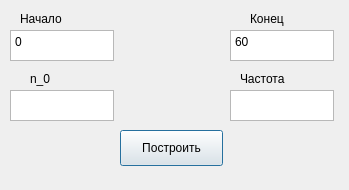
This is ui/DelayedSingleImpulse.ui in FroggyKwa/SignalAnalyzer as Qt 5 draws it before an edit. The edited form follows.
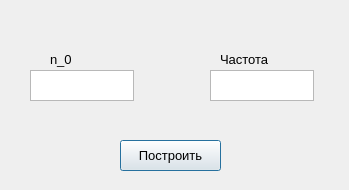
This is the edited form.

```diff
--- a/ui/DelayedSingleImpulse.ui
+++ b/ui/DelayedSingleImpulse.ui
@@ -25,117 +25,90 @@
   <property name="windowTitle">
    <string>Dialog</string>
   </property>
-  <widget class="QPlainTextEdit" name="start">
-   <property name="geometry">
-    <rect>
-     <x>10</x>
-     <y>30</y>
-     <width>104</width>
-     <height>31</height>
-    </rect>
-   </property>
-   <property name="plainText">
-    <string>0</string>
-   </property>
-  </widget>
-  <widget class="QPlainTextEdit" name="end">
-   <property name="geometry">
-    <rect>
-     <x>230</x>
-     <y>30</y>
-     <width>104</width>
-     <height>31</height>
-    </rect>
-   </property>
-   <property name="plainText">
-    <string>60</string>
-   </property>
-  </widget>
   <widget class="QPlainTextEdit" name="n_0">
    <property name="geometry">
     <rect>
-     <x>10</x>
-     <y>90</y>
-     <width>104</width>
-     <height>31</height>
-    </rect>
-   </property>
-  </widget>
-  <widget class="QLabel" name="label">
-   <property name="geometry">
-    <rect>
-     <x>20</x>
-     <y>10</y>
-     <width>66</width>
-     <height>18</height>
-    </rect>
-   </property>
-   <property name="text">
-    <string>Начало</string>
-   </property>
-  </widget>
-  <widget class="QLabel" name="label_2">
-   <property name="geometry">
-    <rect>
      <x>30</x>
      <y>70</y>
+     <width>104</width>
+     <height>31</height>
+    </rect>
+   </property>
+   <property name="font">
+    <font>
+     <pointsize>10</pointsize>
+    </font>
+   </property>
+  </widget>
+  <widget class="QLabel" name="label_2">
+   <property name="geometry">
+    <rect>
+     <x>50</x>
+     <y>50</y>
      <width>66</width>
      <height>18</height>
     </rect>
    </property>
+   <property name="font">
+    <font>
+     <pointsize>10</pointsize>
+    </font>
+   </property>
    <property name="text">
     <string>n_0</string>
    </property>
   </widget>
-  <widget class="QLabel" name="label_3">
-   <property name="geometry">
-    <rect>
-     <x>250</x>
-     <y>10</y>
-     <width>66</width>
-     <height>18</height>
-    </rect>
-   </property>
-   <property name="text">
-    <string>Конец</string>
-   </property>
-  </widget>
-  <widget class="QPushButton" name="build_plot_button">
-   <property name="geometry">
-    <rect>
-     <x>120</x>
-     <y>130</y>
-     <width>103</width>
-     <height>36</height>
-    </rect>
-   </property>
-   <property name="text">
-    <string>Построить</string>
-   </property>
-  </widget>
   <widget class="QPlainTextEdit" name="frequency_text_edit">
    <property name="geometry">
     <rect>
-     <x>230</x>
-     <y>90</y>
+     <x>210</x>
+     <y>70</y>
      <width>104</width>
      <height>31</height>
     </rect>
    </property>
+   <property name="font">
+    <font>
+     <pointsize>10</pointsize>
+    </font>
+   </property>
   </widget>
   <widget class="QLabel" name="label_4">
    <property name="geometry">
     <rect>
-     <x>240</x>
-     <y>70</y>
+     <x>220</x>
+     <y>50</y>
      <width>66</width>
      <height>18</height>
     </rect>
    </property>
+   <property name="font">
+    <font>
+     <pointsize>10</pointsize>
+    </font>
+   </property>
    <property name="text">
     <string>Частота</string>
    </property>
   </widget>
+  <widget class="QPushButton" name="pushButton">
+   <property name="geometry">
+    <rect>
+     <x>120</x>
+     <y>140</y>
+     <width>101</width>
+     <height>31</height>
+    </rect>
+   </property>
+   <property name="font">
+    <font>
+     <pointsize>10</pointsize>
+    </font>
+   </property>
+   <property name="text">
+    <string>Построить</string>
+   </property>
+  </widget>
  </widget>
  <resources/>
  <connections/>
```
